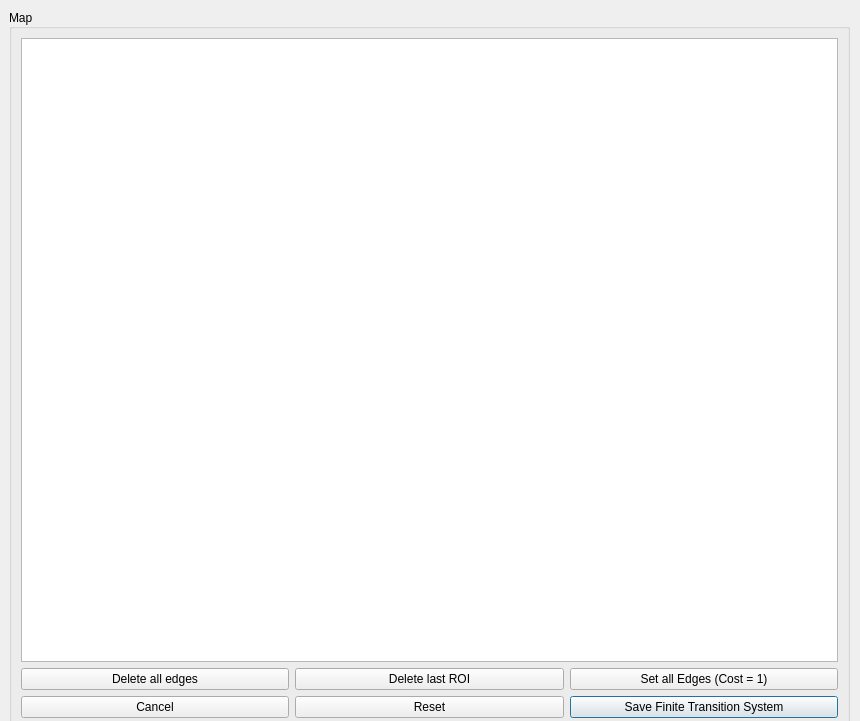
Above: rqt_simulation/resource/map.ui from KTH-SML/CodeRepositoryTCST before the change. Below: the same form after it.
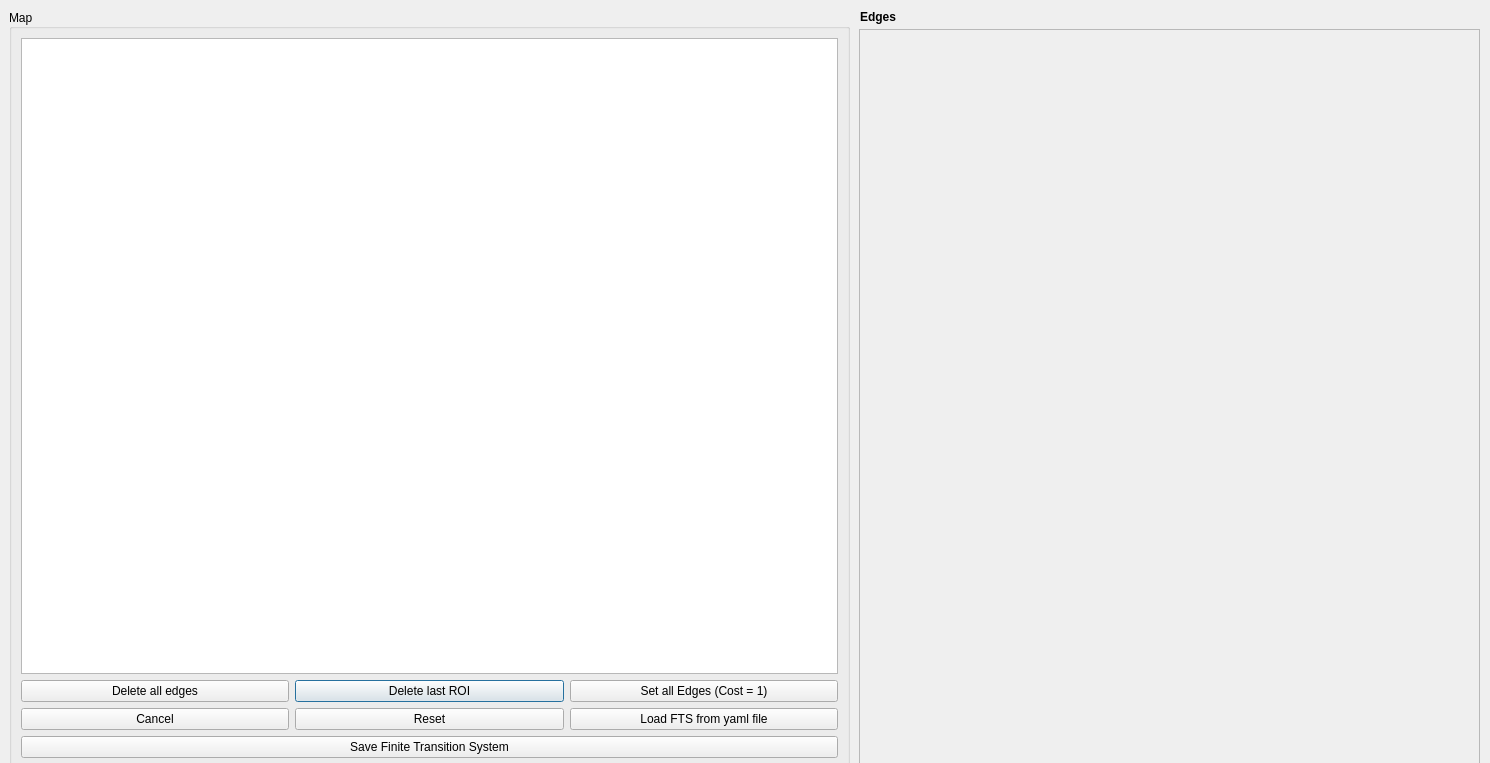
That is the form after the change.

The edit to the form file:
```diff
--- a/rqt_simulation/resource/map.ui
+++ b/rqt_simulation/resource/map.ui
@@ -6,8 +6,8 @@
    <rect>
     <x>0</x>
     <y>0</y>
-    <width>860</width>
-    <height>721</height>
+    <width>1490</width>
+    <height>763</height>
    </rect>
   </property>
   <property name="windowTitle">
@@ -28,7 +28,7 @@
      <x>9</x>
      <y>9</y>
      <width>841</width>
-     <height>721</height>
+     <height>761</height>
     </rect>
    </property>
    <property name="minimumSize">
@@ -40,7 +40,7 @@
    <property name="maximumSize">
     <size>
      <width>841</width>
-     <height>721</height>
+     <height>761</height>
     </size>
    </property>
    <property name="layoutDirection">
@@ -53,13 +53,6 @@
     <set>Qt::AlignLeading|Qt::AlignLeft|Qt::AlignVCenter</set>
    </property>
    <layout class="QGridLayout" name="gridLayout">
-    <item row="4" column="2">
-     <widget class="QPushButton" name="button_save_FTS">
-      <property name="text">
-       <string>Save Finite Transition System</string>
-      </property>
-     </widget>
-    </item>
     <item row="0" column="0" colspan="3">
      <widget class="QGraphicsView" name="graphicsView">
       <property name="enabled">
@@ -108,8 +101,64 @@
       </property>
      </widget>
     </item>
+    <item row="4" column="2">
+     <widget class="QPushButton" name="button_load_FTS">
+      <property name="text">
+       <string>Load FTS from yaml file</string>
+      </property>
+     </widget>
+    </item>
+    <item row="5" column="0" colspan="3">
+     <widget class="QPushButton" name="button_save_FTS">
+      <property name="text">
+       <string>Save Finite Transition System</string>
+      </property>
+     </widget>
+    </item>
    </layout>
   </widget>
+  <widget class="QScrollArea" name="scrollArea">
+   <property name="geometry">
+    <rect>
+     <x>859</x>
+     <y>29</y>
+     <width>621</width>
+     <height>741</height>
+    </rect>
+   </property>
+   <property name="widgetResizable">
+    <bool>true</bool>
+   </property>
+   <widget class="QWidget" name="scrollAreaWidgetContents">
+    <property name="geometry">
+     <rect>
+      <x>0</x>
+      <y>0</y>
+      <width>619</width>
+      <height>739</height>
+     </rect>
+    </property>
+   </widget>
+  </widget>
+  <widget class="QLabel" name="label">
+   <property name="geometry">
+    <rect>
+     <x>860</x>
+     <y>10</y>
+     <width>59</width>
+     <height>14</height>
+    </rect>
+   </property>
+   <property name="font">
+    <font>
+     <weight>75</weight>
+     <bold>true</bold>
+    </font>
+   </property>
+   <property name="text">
+    <string>Edges</string>
+   </property>
+  </widget>
  </widget>
  <resources/>
  <connections/>
```
